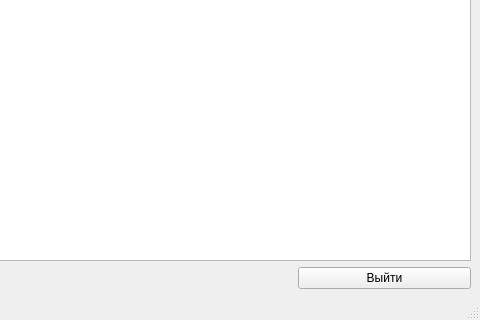
Before: the Qt Designer form ui/edit.ui in Th0rn-dev/training-planner-2, drawn with Qt 5; both pictures show x 250 to 730 and y 388 to 708 of the 730 by 708 pixel window.
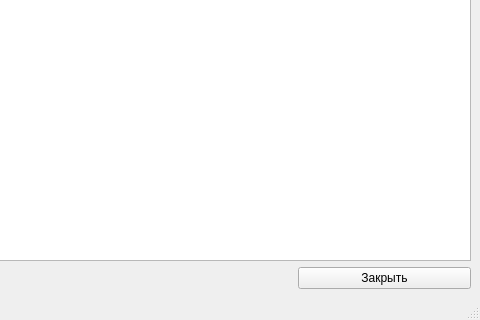
After: the same form once the commit is applied.

Patch:
```diff
--- a/ui/edit.ui
+++ b/ui/edit.ui
@@ -45,7 +45,7 @@
     <item row="3" column="3">
      <widget class="QPushButton" name="buttonExit">
       <property name="text">
-       <string>Выйти</string>
+       <string>Закрыть</string>
       </property>
      </widget>
     </item>
```
Left out of the diff: 36 changed lines with no effect on the pictures.
